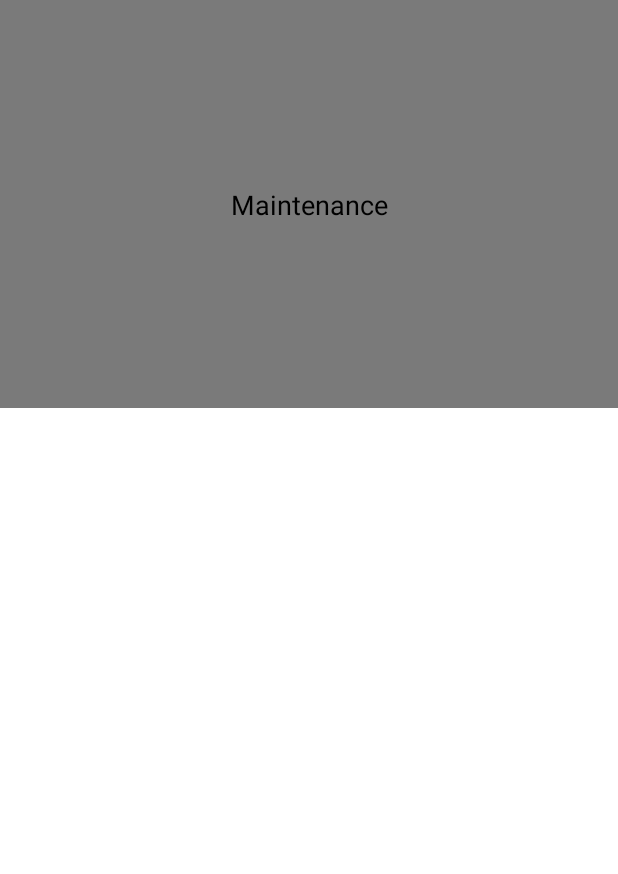
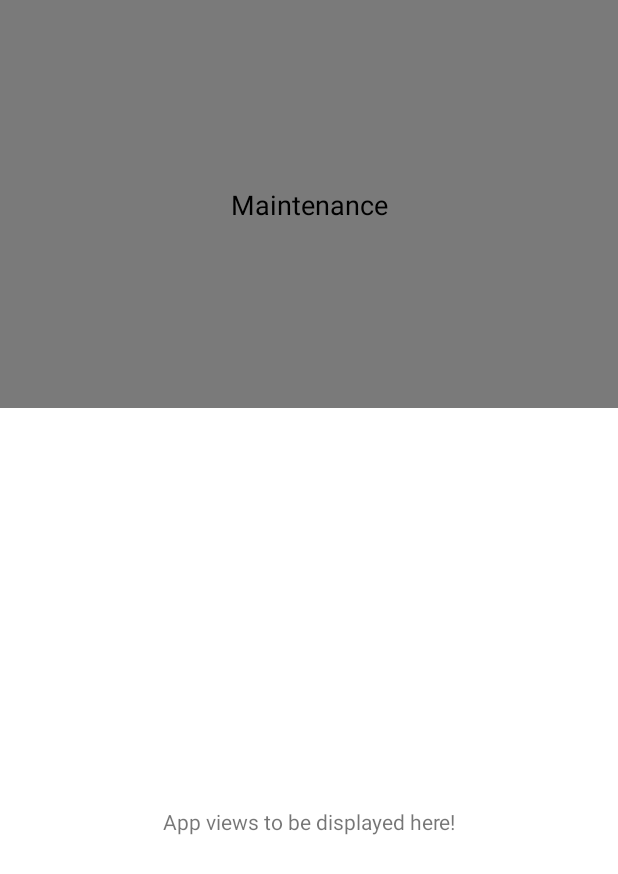
Before and after one commit to mo7amedgazr/FirebaseRemoteConfigsEx., an Android app: the layout fragment_maintenance.xml on its own in the app's theme, with its tools: preview values and no code run, on a phone screen of 412 x 824 dp. Shown: the top 874 px of the screen. Run offline under Robolectric (Android 15) with nearby library versions, the phone set to English and light mode, and no system bars.

Commit message:
Move the logic to MaintenanceFragment Pop SplashFragment from nav graph after navigation.

```diff
--- a/app/src/main/java/com/app/firebaseconfigs/ui/splash/SplashViewModel.kt
+++ b/app/src/main/java/com/app/firebaseconfigs/ui/home/MaintenanceViewModel.kt
@@ -1,4 +1,4 @@
-package com.app.firebaseconfigs.ui.splash
+package com.app.firebaseconfigs.ui.home
 
 import androidx.lifecycle.MutableLiveData
 import androidx.lifecycle.ViewModel
@@ -9,7 +9,7 @@ import javax.inject.Inject
 
 
 @HiltViewModel
-class SplashViewModel @Inject constructor(private val firebaseRemoteConfigRepository: FirebaseRemoteConfigRepository) :
+class MaintenanceViewModel @Inject constructor(private val firebaseRemoteConfigRepository: FirebaseRemoteConfigRepository) :
     ViewModel() {
 
     val appConfigsLiveData = MutableLiveData<AppConfigs>()
--- a/app/src/main/res/layout/fragment_maintenance.xml
+++ b/app/src/main/res/layout/fragment_maintenance.xml
@@ -17,6 +17,7 @@
         tools:context=".ui.home.MaintenanceFragment">
 
         <androidx.constraintlayout.widget.ConstraintLayout
+            android:id="@+id/clBanner"
             android:layout_width="match_parent"
             android:layout_height="0dp"
             android:background="@color/banner_bg"
@@ -52,5 +53,16 @@
                 tools:text="Maintenance" />
 
         </androidx.constraintlayout.widget.ConstraintLayout>
+
+
+        <androidx.appcompat.widget.AppCompatTextView
+            android:layout_width="wrap_content"
+            android:layout_height="wrap_content"
+            android:text="@string/app_views"
+            app:layout_constraintBottom_toBottomOf="parent"
+            app:layout_constraintEnd_toEndOf="parent"
+            app:layout_constraintStart_toStartOf="parent"
+            app:layout_constraintTop_toBottomOf="@id/clBanner" />
+
     </androidx.constraintlayout.widget.ConstraintLayout>
 </layout>
--- a/app/src/main/res/values/strings.xml
+++ b/app/src/main/res/values/strings.xml
@@ -10,4 +10,5 @@
     <string name="hello_first_fragment">Hello first fragment</string>
     <string name="hello_second_fragment">Hello second fragment. Arg: %1$s</string>
     <string name="welcome">Welcome</string>
+    <string name="app_views">App views to be displayed here!</string>
 </resources>
```
Also changed, not shown: app/src/main/java/com/app/firebaseconfigs/ui/home/MaintenanceFragment.kt (+19 -1 lines), app/src/main/java/com/app/firebaseconfigs/ui/splash/SplashFragment.kt (+4 -20 lines), app/src/main/java/com/app/firebaseconfigs/utils/ViewExtensions.kt (added, +19 -0 lines), app/src/main/res/navigation/nav_graph.xml (+3 -5 lines).
